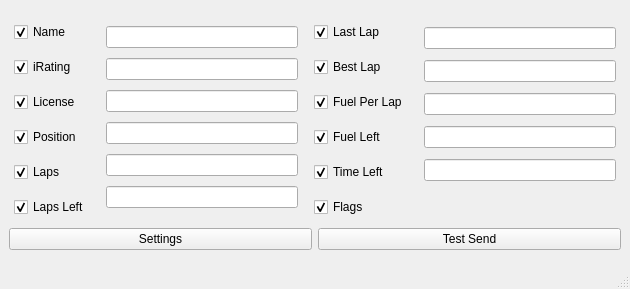
Fuzzwah/lametric-iracing, file ui/MainWindow.ui: the form before one commit.
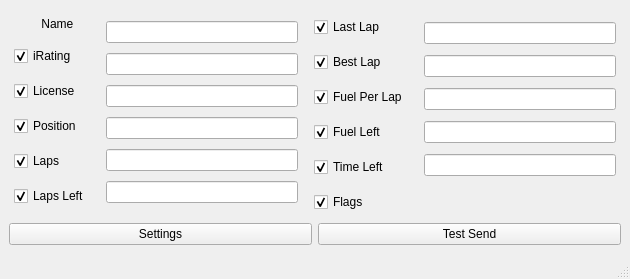
The form after the commit.

Patch:
```diff
--- a/ui/MainWindow.ui
+++ b/ui/MainWindow.ui
@@ -7,7 +7,7 @@
     <x>0</x>
     <y>0</y>
     <width>630</width>
-    <height>289</height>
+    <height>279</height>
    </rect>
   </property>
   <property name="windowTitle">
@@ -39,12 +39,18 @@
              <number>5</number>
             </property>
             <item>
-             <widget class="QCheckBox" name="checkBox_Name">
+             <widget class="QLabel" name="labelName">
+              <property name="maximumSize">
+               <size>
+                <width>16777215</width>
+                <height>14</height>
+               </size>
+              </property>
               <property name="text">
-               <string>Name</string>
+               <string>Name     </string>
               </property>
-              <property name="checked">
-               <bool>true</bool>
+              <property name="alignment">
+               <set>Qt::AlignRight|Qt::AlignTop|Qt::AlignTrailing</set>
               </property>
              </widget>
             </item>
```
